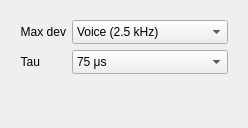
Qt form src/qtgui/demod_options.ui (vladisslav2011/gqrx) before a commit.
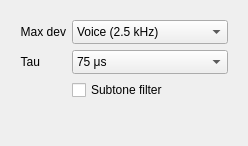
The same form after that commit. The open tabs and pages were chosen to show the change. Icons and pictures are not drawn.

Commit message:
nfm/nfmpll: add subtone filter
... to remove that annoying low frequency tone when listening to a repeater or
PMR/FRS NFM stations.

Diff of the .ui file:
```diff
--- a/src/qtgui/demod_options.ui
+++ b/src/qtgui/demod_options.ui
@@ -7,7 +7,7 @@
     <x>0</x>
     <y>0</y>
     <width>248</width>
-    <height>128</height>
+    <height>146</height>
    </rect>
   </property>
   <property name="windowTitle">
@@ -182,6 +182,16 @@
          </item>
         </widget>
        </item>
+       <item row="2" column="1">
+        <widget class="QCheckBox" name="subtonefilterfmCheckBox">
+         <property name="toolTip">
+          <string>Enable high-pass subtone filter</string>
+         </property>
+         <property name="text">
+          <string>Subtone filter</string>
+         </property>
+        </widget>
+       </item>
       </layout>
      </widget>
      <widget class="QWidget" name="demodAmOpt">
```
Left out of the diff: 12 changed lines with no effect on the pictures. The commit also changes 14 other files.
